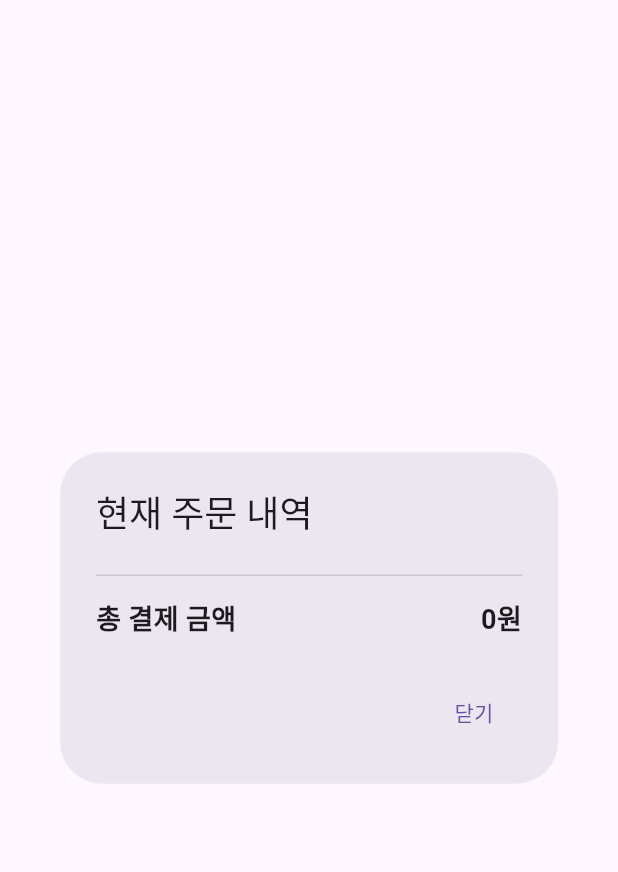
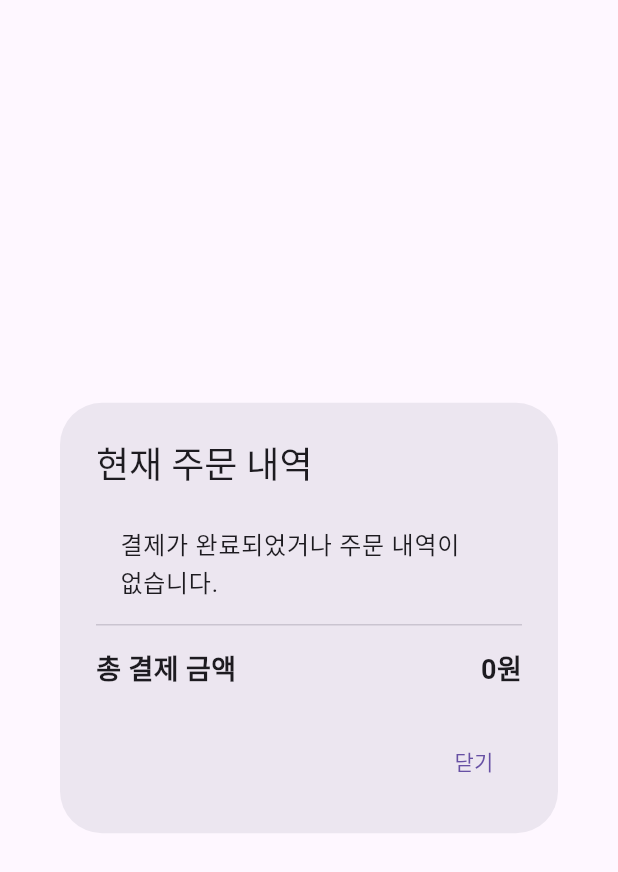
Before and after one commit to jinhkk/table_order_app, a Flutter app: the OrderSummaryModal widget shown alone on an empty page, opened directly with empty values, on a phone screen of 412 x 824 dp. Shown: the top 872 px of the screen. Run offline on Flutter 3.47's test engine with Material 3 defaults, Android fonts, the phone set to English and light mode, and no system bars; our stand-ins replace shared_preferences; accounts and stored records are empty; network calls fail.

Commit message:
결제 후에도 주문 내역 초기화 안되는 문제 해결

```diff
--- a/lib/main.dart
+++ b/lib/main.dart
@@ -1,33 +1,32 @@
 // lib/main.dart
+import 'dart:async';
+import 'dart:convert';
 import 'package:flutter/material.dart';
 import 'package:http/http.dart' as http;
-import 'dart:convert';
 import 'package:shared_preferences/shared_preferences.dart';
+import 'package:table_order_app/table_setup_screen.dart';
+import 'package:web_socket_channel/web_socket_channel.dart';
 
-import 'table_setup_screen.dart';
-
-const String serverIp = '127.0.0.1'; // 윈도우에서 실행 중이므로 localhost로 설정
+// 🚨🚨🚨 중요: 이 주소는 반드시 본인 PC의 IP 주소로 설정해야 해! 🚨🚨🚨
+// (예: Windows에서 cmd 열고 'ipconfig' 쳐서 나오는 IPv4 주소)
+const String serverIp = '172.16.30.5'; // <--- ★★★★★★★ 이 IP를 본인 PC IP로 수정하세요! ★★★★★★★
 
 void main() async {
   WidgetsFlutterBinding.ensureInitialized();
   final prefs = await SharedPreferences.getInstance();
   final tableNumber = prefs.getInt('tableNumber');
-
   runApp(MyApp(initialTableNumber: tableNumber));
 }
 
 class MyApp extends StatelessWidget {
   final int? initialTableNumber;
-
   const MyApp({super.key, this.initialTableNumber});
 
   @override
   Widget build(BuildContext context) {
     return MaterialApp(
       title: 'Table Order App',
-      theme: ThemeData(
-        primarySwatch: Colors.blue,
-      ),
+      theme: ThemeData(primarySwatch: Colors.blue),
       home: initialTableNumber == null
           ? const TableSetupScreen()
           : TableOrderApp(tableNumber: initialTableNumber!),
@@ -42,9 +41,7 @@ class Category {
   final int id;
   final String name;
   Category({required this.id, required this.name});
-  factory Category.fromJson(Map<String, dynamic> json) {
-    return Category(id: json['id'], name: json['name']);
-  }
+  factory Category.fromJson(Map<String, dynamic> json) => Category(id: json['id'], name: json['name']);
 }
 
 class MenuItem {
@@ -54,64 +51,33 @@ class MenuItem {
   final double price;
   final String? imageUrl;
   final bool isSoldOut;
-
-  MenuItem({
-    required this.id,
-    required this.name,
-    this.description,
-    required this.price,
-    this.imageUrl,
-    required this.isSoldOut,
-  });
-
-  factory MenuItem.fromJson(Map<String, dynamic> json) {
-    return MenuItem(
-      id: json['id'],
-      name: json['name'],
-      description: json['description'],
-      price: (json['price'] as num).toDouble(),
-      imageUrl: json['imageUrl'],
-      isSoldOut: json['isSoldOut'] ?? false,
-    );
-  }
+  MenuItem({required this.id, required this.name, this.description, required this.price, this.imageUrl, required this.isSoldOut});
+  factory MenuItem.fromJson(Map<String, dynamic> json) => MenuItem(
+      id: json['id'], name: json['name'], description: json['description'],
+      price: (json['price'] as num).toDouble(), imageUrl: json['imageUrl'], isSoldOut: json['isSoldOut'] ?? false);
 }
 
 class AggregatedOrderItem {
   final String menuName;
   final int totalQuantity;
   final double totalPrice;
-
-  AggregatedOrderItem({
-    required this.menuName,
-    required this.totalQuantity,
-    required this.totalPrice,
-  });
-
-  factory AggregatedOrderItem.fromJson(Map<String, dynamic> json) {
-    return AggregatedOrderItem(
-      menuName: json['menuName'],
-      totalQuantity: json['totalQuantity'],
-      totalPrice: (json['totalPrice'] as num).toDouble(),
-    );
-  }
+  AggregatedOrderItem({required this.menuName, required this.totalQuantity, required this.totalPrice});
+  factory AggregatedOrderItem.fromJson(Map<String, dynamic> json) => AggregatedOrderItem(
+      menuName: json['menuName'], totalQuantity: json['totalQuantity'], totalPrice: (json['totalPrice'] as num).toDouble());
 }
 
 class OrderItemRequest {
   final int menuItemId;
   int quantity;
   OrderItemRequest({required this.menuItemId, required this.quantity});
-  Map<String, dynamic> toJson() {
-    return {'menuItemId': menuItemId, 'quantity': quantity};
-  }
+  Map<String, dynamic> toJson() => {'menuItemId': menuItemId, 'quantity': quantity};
 }
 
 class OrderRequestDto {
   final int tableNumber;
   final List<OrderItemRequest> orderItems;
   OrderRequestDto({required this.tableNumber, required this.orderItems});
-  Map<String, dynamic> toJson() {
-    return {'tableNumber': tableNumber, 'orderItems': orderItems.map((item) => item.toJson()).toList()};
-  }
+  Map<String, dynamic> toJson() => {'tableNumber': tableNumber, 'orderItems': orderItems.map((item) => item.toJson()).toList()};
 }
 
 // =============================================================
@@ -120,29 +86,66 @@ class OrderRequestDto {
 class TableOrderApp extends StatefulWidget {
   final int tableNumber;
   const TableOrderApp({super.key, required this.tableNumber});
-
   @override
   State<TableOrderApp> createState() => _TableOrderAppState();
 }
 
 class _TableOrderAppState extends State<TableOrderApp> {
   late final int tableNumber;
+  final _streamController = StreamController.broadcast();
 
+  List<AggregatedOrderItem> _unpaidOrders = [];
   List<Category> categories = [];
   List<MenuItem> menuItems = [];
   int? selectedCategoryId;
   bool isLoading = true;
   bool _isPlacingOrder = false;
-
   final Map<int, MenuItem> _allMenuItems = {};
   final Map<int, OrderItemRequest> _cart = {};
-  List<AggregatedOrderItem> _unpaidOrders = [];
 
   @override
   void initState() {
     super.initState();
     tableNumber = widget.tableNumber;
     _initialize();
+    _connectWebSocket();
+    _listenToWebSocketEvents();
+  }
+
+  @override
+  void dispose() {
+    _streamController.close();
+    super.dispose();
+  }
+
+  void _connectWebSocket() {
+    final channel = WebSocketChannel.connect(Uri.parse('ws://$serverIp:8080/ws/order'));
+    print("✅ [WebSocket] 연결 시도... (주소: ws://$serverIp:8080/ws/order)");
+
+    channel.stream.listen((message) {
+      _streamController.add(message);
+    }, onError: (error) {
+      print("❌ [WebSocket] 오류 발생: $error. 5초 후 재연결합니다.");
+      Future.delayed(const Duration(seconds: 5), _connectWebSocket);
+    }, onDone: () {
+      print("ℹ️ [WebSocket] 연결 종료됨. 5초 후 재연결합니다.");
+      Future.delayed(const Duration(seconds: 5), _connectWebSocket);
+    });
+  }
+
+  void _listenToWebSocketEvents() {
+    _streamController.stream.listen((message) {
+      if (!mounted) return;
+      print("✅ [메인 화면] 메시지 수신: $message");
+      final data = jsonDecode(message);
+
+      if (data['type'] == 'PAYMENT_COMPLETED' && data['tableNumber'].toString() == tableNumber.toString()) {
+        print("🎉 [메인 화면] 내 테이블($tableNumber) 결제 완료! 로컬 주문 목록을 즉시 비웁니다.");
+        setState(() {
+          _unpaidOrders.clear();
+        });
+      }
+    });
   }
 
   Future<void> _initialize() async {
@@ -163,7 +166,9 @@ class _TableOrderAppState extends State<TableOrderApp> {
             _fetchMenuItems(selectedCategoryId!);
           }
         });
-      } else { throw Exception('Failed to load categories'); }
+      } else {
+        throw Exception('Failed to load categories');
+      }
     } catch (e) {
       print('카테고리 로딩 실패: $e');
       if (mounted) setState(() { isLoading = false; });
@@ -181,9 +186,13 @@ class _TableOrderAppState extends State<TableOrderApp> {
         if (!mounted) return;
         setState(() {
           menuItems = fetchedItems;
-          for (var item in fetchedItems) { _allMenuItems[item.id] = item; }
+          for (var item in fetchedItems) {
+            _allMenuItems[item.id] = item;
+          }
         });
-      } else { throw Exception('Failed to load menu items'); }
+      } else {
+        throw Exception('Failed to load menu items');
+      }
     } catch (e) {
       print('메뉴 로딩 실패: $e');
     } finally {
@@ -195,107 +204,65 @@ class _TableOrderAppState extends State<TableOrderApp> {
     try {
       final response = await http.get(Uri.parse('http://$serverIp:8080/api/orders/table/$tableNumber/unpaid'));
       if (response.statusCode == 200) {
-        final List<dynamic> data = json.decode(utf8.decode(response.bodyBytes));
+        final data = json.decode(utf8.decode(response.bodyBytes));
         if (mounted) {
           setState(() {
-            _unpaidOrders = data.map((json) => AggregatedOrderItem.fromJson(json)).toList();
+            _unpaidOrders = (data as List).map((json) => AggregatedOrderItem.fromJson(json)).toList();
+            print("🔄 [데이터 갱신] 미결제 주문 목록을 새로고침했습니다. 현재 ${_unpaidOrders.length}건.");
           });
         }
-      } else { throw Exception('Failed to load unpaid orders'); }
+      } else {
+        throw Exception('Failed to load unpaid orders with status code: ${response.statusCode}');
+      }
     } catch (e) {
-      print('미결제 주문 로딩 실패: $e');
+      print('미결제 주문 로딩 중 오류 발생: $e');
+      if (mounted) {
+        setState(() {
+          _unpaidOrders.clear();
+        });
+      }
     }
   }
 
-  // ▼▼▼▼▼ [최종 수정] 진짜 최종 수정된 주문 로직입니다! ▼▼▼▼▼
   Future<void> _placeOrder() async {
     if (_cart.isEmpty || _isPlacingOrder) return;
-
-    setState(() {
-      _isPlacingOrder = true;
-    });
-
-    final orderDto = OrderRequestDto(
-      tableNumber: tableNumber,
-      orderItems: _cart.values.toList(),
-    );
-
+    setState(() { _isPlacingOrder = true; });
+    final orderDto = OrderRequestDto(tableNumber: tableNumber, orderItems: _cart.values.toList());
     try {
       final response = await http.post(
         Uri.parse('http://$serverIp:8080/api/orders/'),
         headers: {'Content-Type': 'application/json'},
         body: jsonEncode(orderDto.toJson()),
       );
-
       if (response.statusCode == 200 || response.statusCode == 201) {
-        // Optimistic UI: 서버에 다시 묻지 않고, 현재 장바구니를 기준으로 주문 내역을 즉시 업데이트
-        final newOrdersMap = Map<String, AggregatedOrderItem>.fromEntries(
-            _unpaidOrders.map((e) => MapEntry(e.menuName, e)));
-
-        _cart.forEach((menuItemId, cartItem) {
-          final menuItem = _allMenuItems[menuItemId]!;
-          if (newOrdersMap.containsKey(menuItem.name)) {
-            var existingItem = newOrdersMap[menuItem.name]!;
-            newOrdersMap[menuItem.name] = AggregatedOrderItem(
-              menuName: existingItem.menuName,
-              totalQuantity: existingItem.totalQuantity + cartItem.quantity,
-              totalPrice: existingItem.totalPrice + (menuItem.price * cartItem.quantity),
-            );
+        await _fetchUnpaidOrders(); // 주문 후에는 최신 주문 내역을 다시 불러온다.
+        setState(() {
+          _cart.clear();
+        });
+        ScaffoldMessenger.of(context).showSnackBar(const SnackBar(content: Text('주문이 성공적으로 접수되었습니다!')),);
       } else {
-            newOrdersMap[menuItem.name] = AggregatedOrderItem(
-              menuName: menuItem.name,
-              totalQuantity: cartItem.quantity,
-              totalPrice: menuItem.price * cartItem.quantity,
-            );
-          }
-        });
-
-        // 모든 상태 변경을 한 번의 setState에서 처리!
-        setState(() {
-          _unpaidOrders = newOrdersMap.values.toList();
-          _cart.clear();
-          _isPlacingOrder = false; // 여기서 로딩 상태를 함께 해제
-        });
-
-        ScaffoldMessenger.of(context).showSnackBar(
-          const SnackBar(content: Text('주문이 성공적으로 접수되었습니다!')),
-        );
-
-      } else {
-        // 주문 실패 시에는 로딩 상태만 해제
-        setState(() {
-          _isPlacingOrder = false;
-        });
         final responseBody = utf8.decode(response.bodyBytes);
         final errorBody = jsonDecode(responseBody);
-        ScaffoldMessenger.of(context).showSnackBar(
-          SnackBar(content: Text('주문 실패: ${errorBody['message']}')),
-        );
+        ScaffoldMessenger.of(context).showSnackBar(SnackBar(content: Text('주문 실패: ${errorBody['message']}')),);
       }
     } catch (e) {
-      // 통신 에러 시에도 로딩 상태만 해제
-      setState(() {
-        _isPlacingOrder = false;
-      });
-      ScaffoldMessenger.of(context).showSnackBar(
-        SnackBar(content: Text('주문 실패: ${e.toString()}')),
-      );
+      ScaffoldMessenger.of(context).showSnackBar(SnackBar(content: Text('주문 실패: ${e.toString()}')),);
+    } finally {
+      if (mounted) {
+        setState(() { _isPlacingOrder = false; });
       }
-    // finally 블록을 제거하여 중복 setState 호출을 방지
     }
-
+  }
 
   @override
   Widget build(BuildContext context) {
-    double unpaidTotal = _unpaidOrders.fold(0.0, (sum, item) => sum + item.totalPrice);
-    double cartTotal = _cart.values.fold(0.0, (sum, item) {
+    double orderAmount = _cart.values.fold(0.0, (sum, item) {
       final menuItem = _allMenuItems[item.menuItemId];
       return sum + (menuItem?.price ?? 0.0) * item.quantity;
     });
-    double orderAmount = cartTotal;
 
     return Scaffold(
-      appBar: AppBar(title: Text('$tableNumber번 테이블'),),
+      appBar: AppBar(title: Text('$tableNumber번 테이블')),
       body: Row(
         children: [
           SizedBox(
@@ -329,9 +296,7 @@ class _TableOrderAppState extends State<TableOrderApp> {
               itemBuilder: (context, index) {
                 final menuItem = menuItems[index];
                 return InkWell(
-                  onTap: menuItem.isSoldOut || _isPlacingOrder
-                      ? null
-                      : () {
+                  onTap: menuItem.isSoldOut || _isPlacingOrder ? null : () {
                     showDialog(
                       context: context,
                       builder: (BuildContext dialogContext) {
@@ -343,14 +308,11 @@ class _TableOrderAppState extends State<TableOrderApp> {
                                 if (_cart.containsKey(menuItem.id)) {
                                   _cart[menuItem.id]!.quantity += quantity;
                                 } else {
-                                  _cart[menuItem.id] = OrderItemRequest(menuItemId: menuItem.id, quantity: quantity,);
+                                  _cart[menuItem.id] = OrderItemRequest(menuItemId: menuItem.id, quantity: quantity);
                                 }
                               });
                               ScaffoldMessenger.of(dialogContext).showSnackBar(
-                                SnackBar(
-                                  content: Text('${menuItem.name} ${quantity}개를 담았습니다.'),
-                                  duration: const Duration(milliseconds: 1000),
-                                ),
+                                SnackBar(content: Text('${menuItem.name} ${quantity}개를 담았습니다.'), duration: const Duration(milliseconds: 1000)),
                               );
                             }
                           },
@@ -362,15 +324,15 @@ class _TableOrderAppState extends State<TableOrderApp> {
                     child: Column(
                       crossAxisAlignment: CrossAxisAlignment.stretch,
                       children: [
-                        Expanded(child: Image.network(menuItem.imageUrl ?? 'https://via.placeholder.com/150', fit: BoxFit.cover,),),
+                        Expanded(child: Image.network(menuItem.imageUrl ?? 'https://via.placeholder.com/150', fit: BoxFit.cover)),
                         Padding(
                           padding: const EdgeInsets.all(8.0),
                           child: Column(
                             crossAxisAlignment: CrossAxisAlignment.start,
                             children: [
-                              Text(menuItem.name, style: const TextStyle(fontWeight: FontWeight.bold),),
+                              Text(menuItem.name, style: const TextStyle(fontWeight: FontWeight.bold)),
                               Text('${menuItem.price.toStringAsFixed(0)}원'),
-                              Text(menuItem.description ?? '', style: const TextStyle(fontSize: 12, color: Colors.grey), maxLines: 2, overflow: TextOverflow.ellipsis,),
+                              Text(menuItem.description ?? '', style: const TextStyle(fontSize: 12, color: Colors.grey), maxLines: 2, overflow: TextOverflow.ellipsis),
                             ],
                           ),
                         ),
@@ -390,16 +352,16 @@ class _TableOrderAppState extends State<TableOrderApp> {
                   child: Text('주문 목록', style: Theme.of(context).textTheme.headlineSmall),
                 ),
                 ElevatedButton(
-                  onPressed: (_cart.isEmpty && _unpaidOrders.isEmpty) || _isPlacingOrder
-                      ? null
-                      : () {
+                  onPressed: (_cart.isEmpty && _unpaidOrders.isEmpty) || _isPlacingOrder ? null : () {
                     showDialog(
                       context: context,
                       builder: (BuildContext context) {
                         return OrderSummaryModal(
                           cart: _cart,
                           allMenuItems: _allMenuItems,
-                          unpaidOrders: _unpaidOrders,
+                          initialUnpaidOrders: _unpaidOrders,
+                          stream: _streamController.stream,
+                          tableNumber: tableNumber,
                         );
                       },
                     );
@@ -434,11 +396,7 @@ class _TableOrderAppState extends State<TableOrderApp> {
                             Text('${item.quantity}'),
                             IconButton(
                               icon: const Icon(Icons.add),
-                              onPressed: _isPlacingOrder ? null : () {
-                                setState(() {
-                                  item.quantity++;
-                                });
-                              },
+                              onPressed: _isPlacingOrder ? null : () { setState(() { item.quantity++; }); },
                             ),
                           ],
                         ),
@@ -496,118 +454,113 @@ class _AddMenuItemModalState extends State<AddMenuItemModal> {
     double totalPrice = widget.menuItem.price * _quantity;
     return AlertDialog(
       title: Text(widget.menuItem.name),
-      content: SingleChildScrollView(
-        child: Column(
-          mainAxisSize: MainAxisSize.min,
-          children: [
-            Image.network(widget.menuItem.imageUrl ?? 'https://via.placeholder.com/200', fit: BoxFit.cover,),
+      content: SingleChildScrollView(child: Column(mainAxisSize: MainAxisSize.min, children: [
+        Image.network(widget.menuItem.imageUrl ?? 'https://via.placeholder.com/200', fit: BoxFit.cover),
         const SizedBox(height: 16),
         Text(widget.menuItem.description ?? '설명 없음'),
         const SizedBox(height: 16),
         Text('가격: ${totalPrice.toStringAsFixed(0)}원'),
         const SizedBox(height: 16),
-            Row(
-              mainAxisAlignment: MainAxisAlignment.center,
-              children: [
-                IconButton(icon: const Icon(Icons.remove), onPressed: () { setState(() { if (_quantity > 1) _quantity--; }); },),
+        Row(mainAxisAlignment: MainAxisAlignment.center, children: [
+          IconButton(icon: const Icon(Icons.remove), onPressed: () { setState(() { if (_quantity > 1) _quantity--; }); }),
           Text('수량: $_quantity'),
-                IconButton(icon: const Icon(Icons.add), onPressed: () { setState(() { _quantity++; }); },),
-              ],
-            ),
-          ],
-        ),
-      ),
+          IconButton(icon: const Icon(Icons.add), onPressed: () { setState(() { _quantity++; }); }),
+        ],),
+      ],),),
       actions: [
-        TextButton(onPressed: () { Navigator.of(context).pop(); }, child: const Text('취소'),),
-        ElevatedButton(onPressed: () { widget.onAdd(_quantity); Navigator.of(context).pop(); }, child: const Text('장바구니에 담기'),
-        ),
+        TextButton(onPressed: () { Navigator.of(context).pop(); }, child: const Text('취소')),
+        ElevatedButton(onPressed: () { widget.onAdd(_quantity); Navigator.of(context).pop(); }, child: const Text('장바구니에 담기')),
       ],
     );
   }
 }
 
-class OrderSummaryModal extends StatelessWidget {
+class OrderSummaryModal extends StatefulWidget {
   final Map<int, OrderItemRequest> cart;
   final Map<int, MenuItem> allMenuItems;
-  final List<AggregatedOrderItem> unpaidOrders;
+  final List<AggregatedOrderItem> initialUnpaidOrders;
+  final Stream<dynamic> stream;
+  final int tableNumber;
 
   const OrderSummaryModal({
     super.key,
     required this.cart,
     required this.allMenuItems,
-    required this.unpaidOrders,
+    required this.initialUnpaidOrders,
+    required this.stream,
+    required this.tableNumber,
   });
+
+  @override
+  State<OrderSummaryModal> createState() => _OrderSummaryModalState();
+}
+
+class _OrderSummaryModalState extends State<OrderSummaryModal> {
+  late List<AggregatedOrderItem> unpaidOrders;
+  StreamSubscription? _streamSubscription;
+
+  @override
+  void initState() {
+    super.initState();
+    unpaidOrders = List.from(widget.initialUnpaidOrders);
+    _streamSubscription = widget.stream.listen((message) {
+      if (!mounted) return;
+      print("✅ [팝업창] 메시지 수신: $message");
+      final data = jsonDecode(message);
+
+      if (data['type'] == 'PAYMENT_COMPLETED' && data['tableNumber'].toString() == widget.tableNumber.toString()) {
+        print("🎉 [팝업창] 내 테이블 결제 완료! 팝업 내역을 비웁니다.");
+        setState(() {
+          unpaidOrders.clear();
+        });
+      }
+    });
+  }
+
+  @override
+  void dispose() {
+    _streamSubscription?.cancel();
+    super.dispose();
+  }
 
   @override
   Widget build(BuildContext context) {
     double unpaidTotal = unpaidOrders.fold(0.0, (sum, item) => sum + item.totalPrice);
-    double cartTotal = cart.values.fold(0.0, (sum, item) {
-      final menuItem = allMenuItems[item.menuItemId];
+    double cartTotal = widget.cart.values.fold(0.0, (sum, item) {
+      final menuItem = widget.allMenuItems[item.menuItemId];
       return sum + (menuItem?.price ?? 0.0) * item.quantity;
     });
     double totalPaymentAmount = unpaidTotal + cartTotal;
-
     List<Widget> listItems = [];
 
     if (unpaidOrders.isNotEmpty) {
       listItems.add(const ListTile(title: Text("--- 주문 완료된 내역 ---", style: TextStyle(color: Colors.grey))));
       for (var item in unpaidOrders) {
-        listItems.add(ListTile(
-          title: Text(item.menuName),
-          subtitle: Text('총 ${item.totalQuantity}개'),
-          trailing: Text('${item.totalPrice.toStringAsFixed(0)}원'),
-        ));
+        listItems.add(ListTile(title: Text(item.menuName), subtitle: Text('총 ${item.totalQuantity}개'), trailing: Text('${item.totalPrice.toStringAsFixed(0)}원')));
       }
     }
-
-    if (cart.isNotEmpty) {
+    if (widget.cart.isNotEmpty) {
       listItems.add(const ListTile(title: Text("--- 장바구니 ---", style: TextStyle(color: Colors.blue))));
-      for (var cartItem in cart.values) {
-        final menuItem = allMenuItems[cartItem.menuItemId]!;
-        listItems.add(ListTile(
-          title: Text(menuItem.name),
-          subtitle: Text('${menuItem.price.toStringAsFixed(0)}원 x ${cartItem.quantity}'),
-          trailing: Text('${(menuItem.price * cartItem.quantity).toStringAsFixed(0)}원', style: const TextStyle(color: Colors.blue)),
-        ));
+      for (var cartItem in widget.cart.values) {
+        final menuItem = widget.allMenuItems[cartItem.menuItemId]!;
+        listItems.add(ListTile(title: Text(menuItem.name), subtitle: Text('${menuItem.price.toStringAsFixed(0)}원 x ${cartItem.quantity}'), trailing: Text('${(menuItem.price * cartItem.quantity).toStringAsFixed(0)}원', style: const TextStyle(color: Colors.blue))));
       }
+    }
+    if (listItems.isEmpty) {
+      listItems.add(const ListTile(title: Center(child: Text("결제가 완료되었거나 주문 내역이 없습니다."))));
     }
 
     return AlertDialog(
       title: const Text('현재 주문 내역'),
-      content: SizedBox(
-        width: double.maxFinite,
-        child: Column(
-          mainAxisSize: MainAxisSize.min,
-          children: [
-            Flexible(
-              child: ListView.builder(
-                shrinkWrap: true,
-                itemCount: listItems.length,
-                itemBuilder: (context, index) {
-                  return listItems[index];
-                },
-              ),
-            ),
+      content: SizedBox(width: double.maxFinite, child: Column(mainAxisSize: MainAxisSize.min, children: [
+        Flexible(child: ListView(shrinkWrap: true, children: listItems)),
         const Divider(),
-            Padding(
-              padding: const EdgeInsets.only(top: 8.0),
-              child: Row(
-                mainAxisAlignment: MainAxisAlignment.spaceBetween,
-                children: [
+        Padding(padding: const EdgeInsets.only(top: 8.0), child: Row(mainAxisAlignment: MainAxisAlignment.spaceBetween, children: [
           const Text('총 결제 금액', style: TextStyle(fontWeight: FontWeight.bold, fontSize: 18)),
           Text('${totalPaymentAmount.toStringAsFixed(0)}원', style: const TextStyle(fontWeight: FontWeight.bold, fontSize: 18)),
-                ],
-              ),
-            ),
-          ],
-        ),
-      ),
-      actions: [
-        TextButton(
-          onPressed: () => Navigator.of(context).pop(),
-          child: const Text('닫기'),
-        ),
-      ],
+        ],),),
+      ],),),
+      actions: [ TextButton(onPressed: () => Navigator.of(context).pop(), child: const Text('닫기')), ],
     );
   }
 }
```
Also changed, not shown: pubspec.yaml (+5 -3 lines), pubspec.lock. Lines whose indentation alone changed are shown as unchanged.
